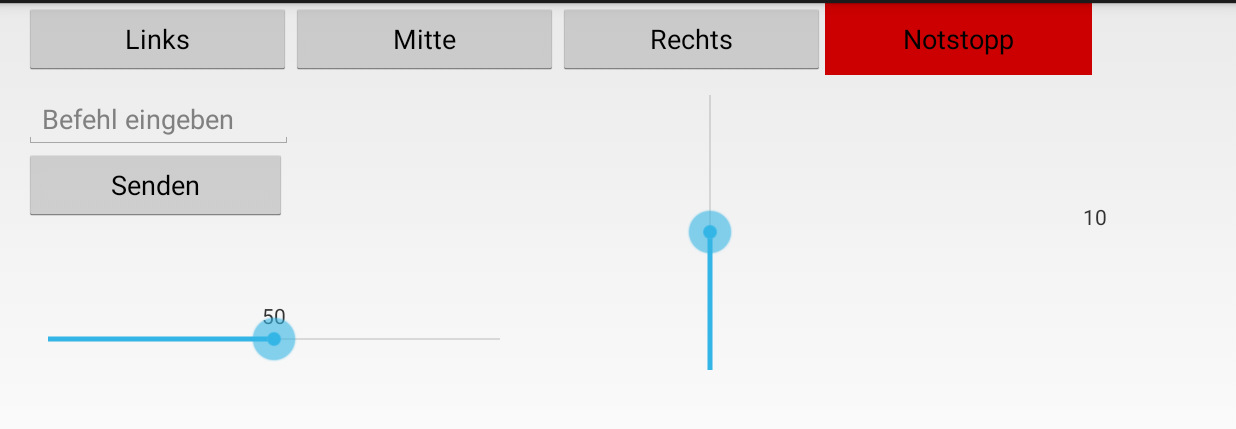
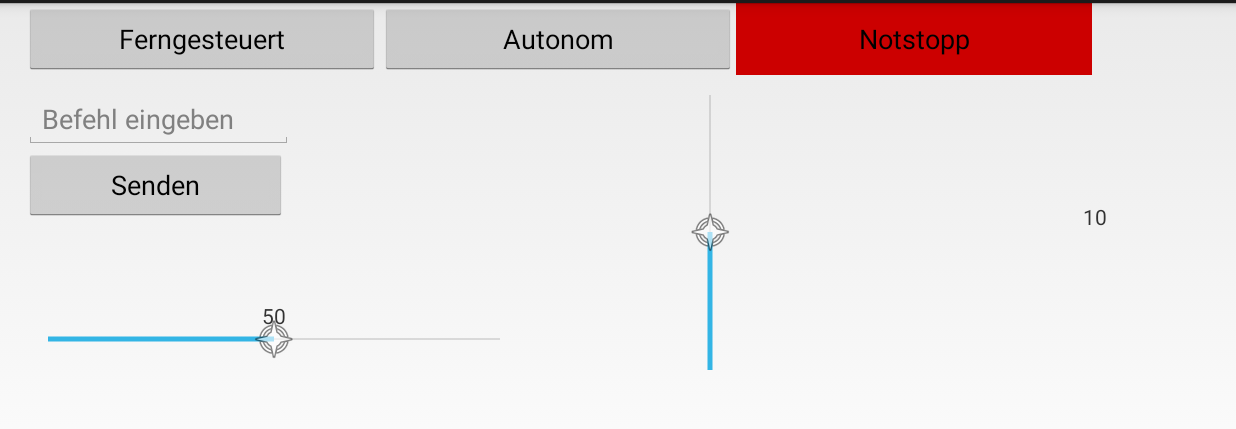
Before and after one commit to ZetShock/SiaRemote, an Android app: the MainActivity screen opened directly, with no data from a screen before it, on a phone screen of 824 x 412 dp (held sideways), the part 57-486 px from its top. Run offline under Robolectric (Android 15) with nearby library versions, the phone set to English and light mode, and no system bars; 7 statements that could not run were skipped.

Commit message:
wechseln zwischen autonom und ferngesteuert

```diff
--- a/app/src/main/res/layout/activity_main.xml
+++ b/app/src/main/res/layout/activity_main.xml
@@ -17,21 +17,14 @@
             android:layout_width="0dp"
             android:layout_height="wrap_content"
             android:layout_weight="1"
-            android:text="Links" />
+            android:text="Ferngesteuert" />
 
         <Button
             android:id="@+id/lenkMid"
             android:layout_width="0dp"
             android:layout_height="wrap_content"
             android:layout_weight="1"
-            android:text="Mitte" />
-
-        <Button
-            android:id="@+id/lenkRechts"
-            android:layout_width="0dp"
-            android:layout_height="wrap_content"
-            android:layout_weight="1"
-            android:text="Rechts" />
+            android:text="Autonom" />
 
         <Button
             android:id="@+id/btnEmergency"
@@ -93,7 +86,8 @@
         android:max="20"
         android:progress="10"
         android:rotation="270"
-        android:scrollbars="vertical" />
+        android:scrollbars="vertical"
+        android:thumb="@android:drawable/ic_menu_compass" />
 
     <TextView
         android:id="@+id/lenkView"
@@ -121,6 +115,7 @@
         android:layout_height="44dp"
         android:layout_marginTop="50dp"
         android:max="100"
-        android:progress="50" />
+        android:progress="50"
+        android:thumb="@android:drawable/ic_menu_compass" />
 
 </LinearLayout> <!-- </RelativeLayout> -->
--- a/build.gradle
+++ b/build.gradle
@@ -5,7 +5,7 @@ buildscript {
         google()
     }
     dependencies {
-        classpath 'com.android.tools.build:gradle:3.1.2'
+        classpath 'com.android.tools.build:gradle:3.1.3'
     }
 }
 
```
Also changed, not shown: app/src/main/java/com/blueserial/MainActivity.java (+7 -18 lines), 2 other files.
